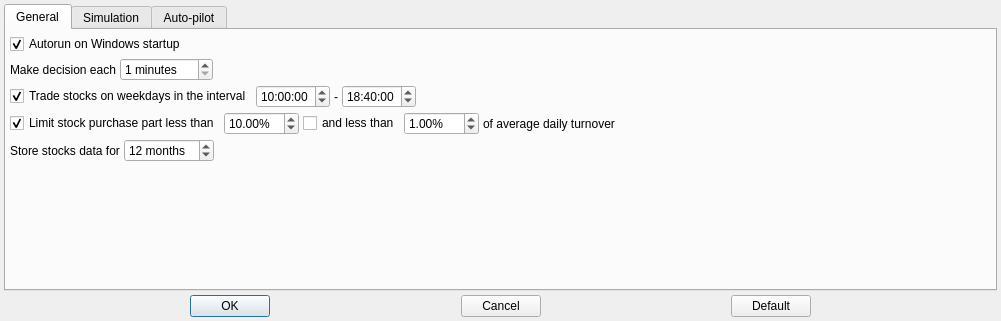
Old version of the form app/src/dialogs/settingsdialog/settingsdialog.ui in the repository Gris87/TInvestor.
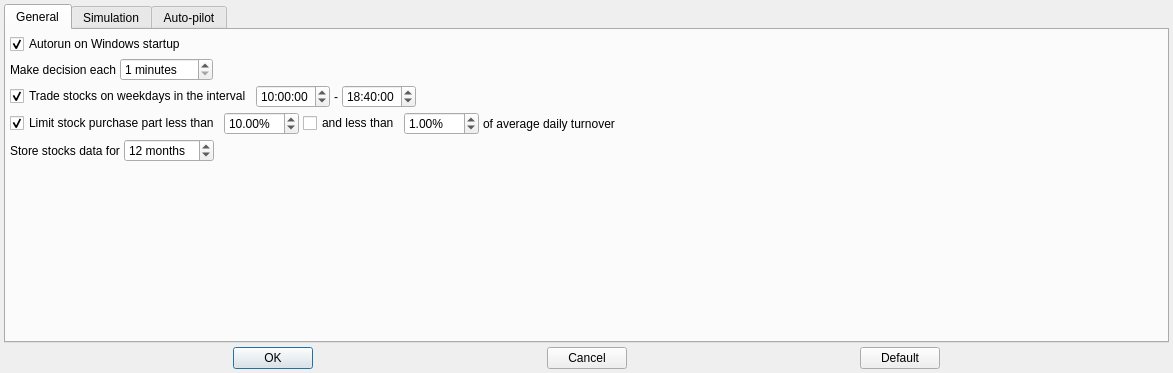
New version of the form.

```diff
--- a/app/src/dialogs/settingsdialog/settingsdialog.ui
+++ b/app/src/dialogs/settingsdialog/settingsdialog.ui
@@ -6,8 +6,8 @@
    <rect>
     <x>0</x>
     <y>0</y>
-    <width>1001</width>
-    <height>321</height>
+    <width>1173</width>
+    <height>373</height>
    </rect>
   </property>
   <property name="windowTitle">
```
